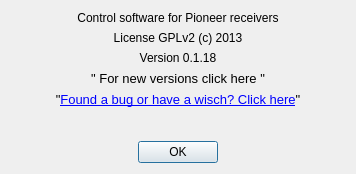
AceOfSnakes/AvrPioRemote, file aboutdialog.ui: the form before one commit.
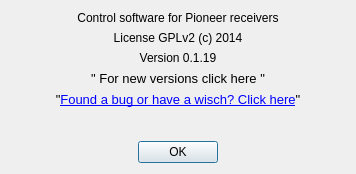
The form after the commit.

Commit message: Version 0.19 Random und Repeat im Internetradio Kosmetische Änderungen und neue Icons

```diff
--- a/aboutdialog.ui
+++ b/aboutdialog.ui
@@ -30,7 +30,7 @@
    <item>
     <widget class="QLabel" name="label_2">
      <property name="text">
-      <string>License GPLv2 (c) 2013</string>
+      <string>License GPLv2 (c) 2014</string>
      </property>
      <property name="alignment">
       <set>Qt::AlignCenter</set>
@@ -40,7 +40,7 @@
    <item>
     <widget class="QLabel" name="label_3">
      <property name="text">
-      <string>Version 0.1.18</string>
+      <string>Version 0.1.19</string>
      </property>
      <property name="alignment">
       <set>Qt::AlignCenter</set>
```
The commit also changes 38 other files.
